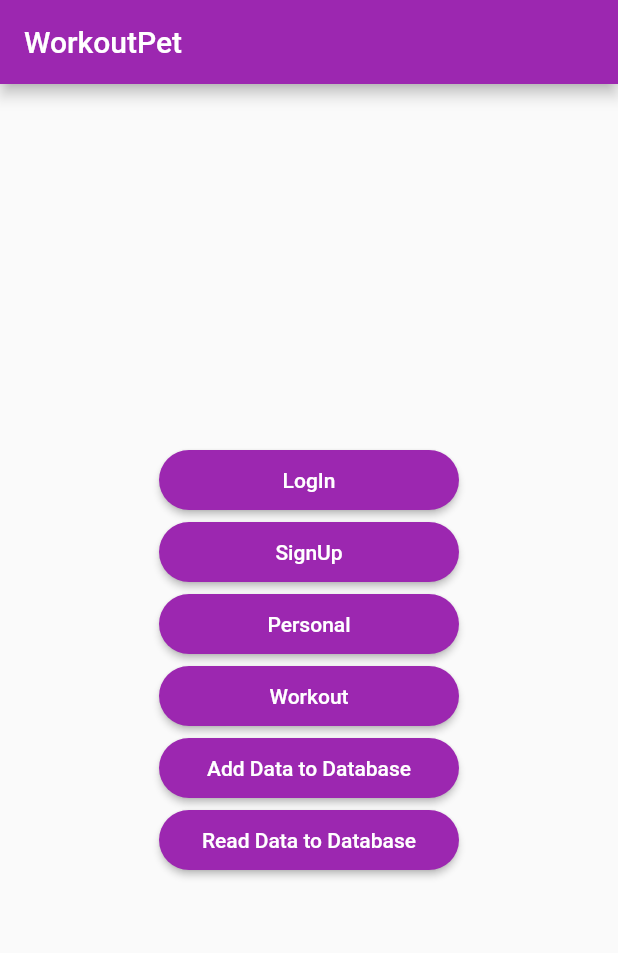
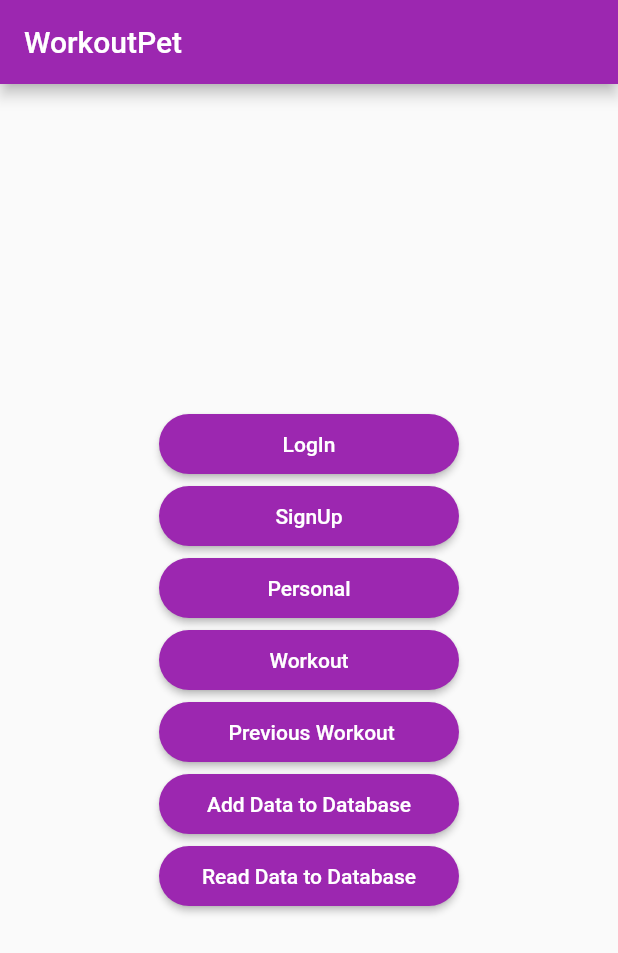
Before and after one commit to SlavicHeath/WorkoutApp, a Flutter app: the screen it shows after launch, on a phone screen of 412 x 824 dp. Shown: the top 953 px of the screen. Run offline on Flutter 3.47's test engine with Material 2 defaults, Android fonts, the phone set to English and light mode, and no system bars; our stand-ins replace cloud_firestore, firebase_auth, firebase_core; missing offline and left inert: dart:ffi; accounts and stored records are empty.

Commit message:
starting process of retreiving data from firebase to start previous workout page

```diff
--- a/lib/main.dart
+++ b/lib/main.dart
@@ -1,6 +1,7 @@
 import 'package:firebase_core/firebase_core.dart';
 import 'package:flutter/material.dart';
 import 'package:workoutpet/personal.dart';
+import 'package:workoutpet/prevWorkout.dart';
 import 'package:workoutpet/sign_in.dart';
 import 'package:workoutpet/signup.dart';
 import 'package:workoutpet/workout.dart';
@@ -111,6 +112,23 @@ class HomeScreen extends StatelessWidget {
                   Navigator.of(context).push(
                     MaterialPageRoute(
                         //The right side is the widget you want to go to
+                        builder: (context) => PrevWorkPage()),
+                  );
+                },
+                style: ElevatedButton.styleFrom(
+                  fixedSize: const Size(200, 40),
+                  backgroundColor: Colors.purple,
+                  shape: RoundedRectangleBorder(
+                    borderRadius: BorderRadius.circular(30),
+                  ),
+                ),
+                child: const Text(" Previous Workout"),
+              ),
+              ElevatedButton(
+                onPressed: () {
+                  Navigator.of(context).push(
+                    MaterialPageRoute(
+                        //The right side is the widget you want to go to
                         builder: (context) => DataWrite()),
                   );
                 },
```
Also changed, not shown: lib/prevWorkout.dart (added, +29 -0 lines), lib/workout.dart (+10 -5 lines).
